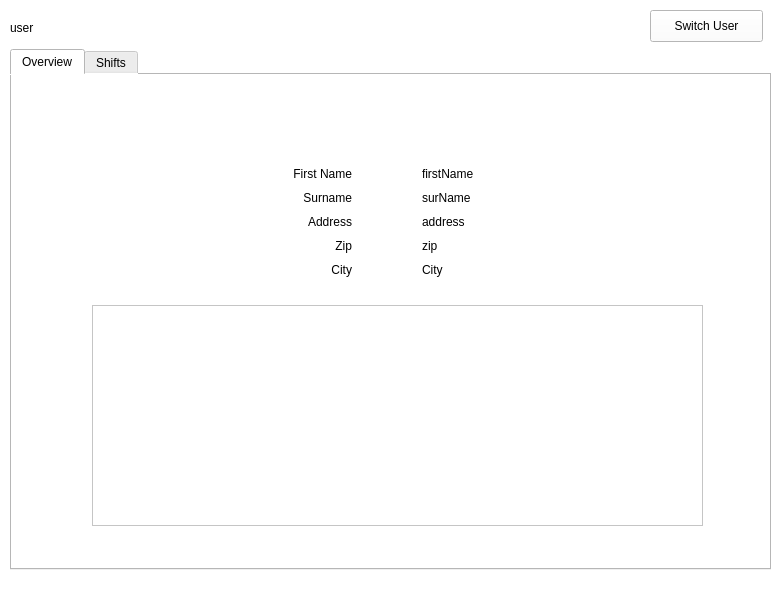
Before: the Qt Designer form ProjectSAS/application.ui in SimenSch/ProjectSAS, drawn with Qt 5.
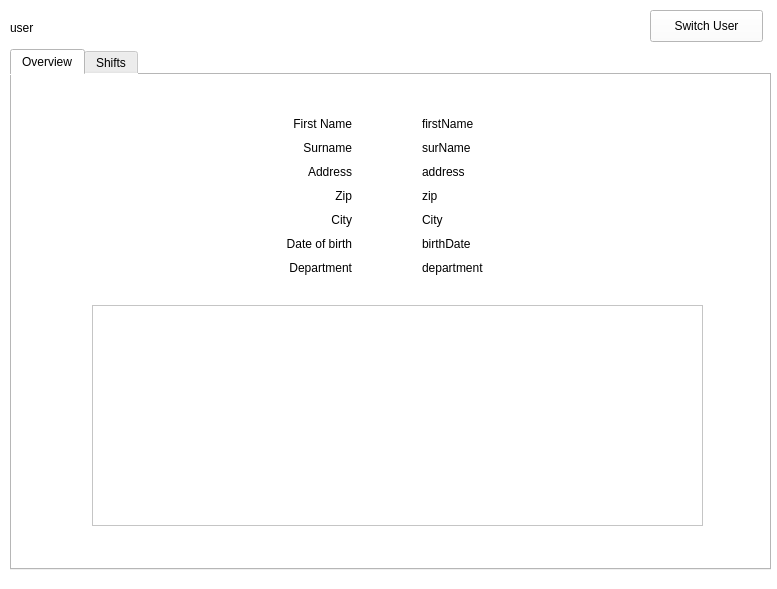
After: the same form once the commit is applied. The open tabs and pages were chosen to show the change. Icons and pictures are not drawn.

The edit to the form file:
```diff
--- a/ProjectSAS/application.ui
+++ b/ProjectSAS/application.ui
@@ -536,9 +536,9 @@
          <property name="geometry">
           <rect>
            <x>180</x>
-           <y>90</y>
+           <y>40</y>
            <width>160</width>
-           <height>114</height>
+           <height>162</height>
           </rect>
          </property>
          <layout class="QVBoxLayout" name="verticalLayout_10">
@@ -592,15 +592,35 @@
             </property>
            </widget>
           </item>
+          <item>
+           <widget class="QLabel" name="label_53">
+            <property name="text">
+             <string>Date of birth</string>
+            </property>
+            <property name="alignment">
+             <set>Qt::AlignRight|Qt::AlignTrailing|Qt::AlignVCenter</set>
+            </property>
+           </widget>
+          </item>
+          <item>
+           <widget class="QLabel" name="label_54">
+            <property name="text">
+             <string>Department</string>
+            </property>
+            <property name="alignment">
+             <set>Qt::AlignRight|Qt::AlignTrailing|Qt::AlignVCenter</set>
+            </property>
+           </widget>
+          </item>
          </layout>
         </widget>
         <widget class="QWidget" name="verticalLayoutWidget_8">
          <property name="geometry">
           <rect>
            <x>410</x>
-           <y>90</y>
+           <y>40</y>
            <width>160</width>
-           <height>114</height>
+           <height>162</height>
           </rect>
          </property>
          <layout class="QVBoxLayout" name="verticalLayout_11">
@@ -639,6 +659,20 @@
             </property>
            </widget>
           </item>
+          <item>
+           <widget class="QLabel" name="birthInfoEmp">
+            <property name="text">
+             <string>birthDate</string>
+            </property>
+           </widget>
+          </item>
+          <item>
+           <widget class="QLabel" name="depInfoEmp">
+            <property name="text">
+             <string>department</string>
+            </property>
+           </widget>
+          </item>
          </layout>
         </widget>
         <widget class="QTableView" name="shiftsTableView_2">
@@ -688,7 +722,7 @@
       <rect>
        <x>10</x>
        <y>20</y>
-       <width>141</width>
+       <width>391</width>
        <height>16</height>
       </rect>
      </property>
```
Left out of the diff: 93 changed lines with no effect on the pictures.
